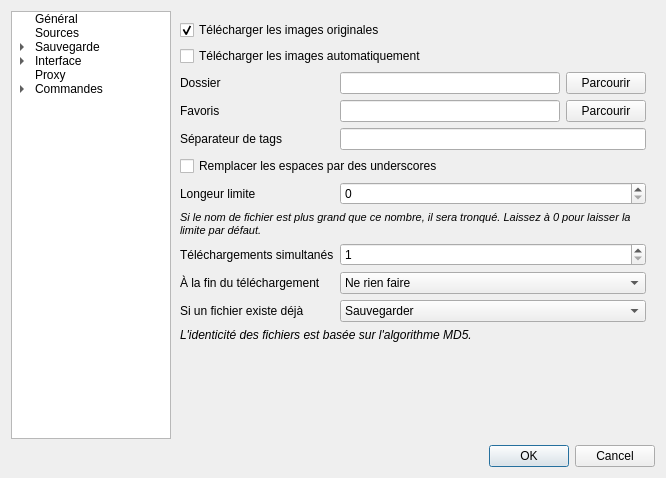
This is ui/optionswindow.ui in XanderMld/imgbrd-grabber as Qt 5 draws it before an edit. The edited form follows.
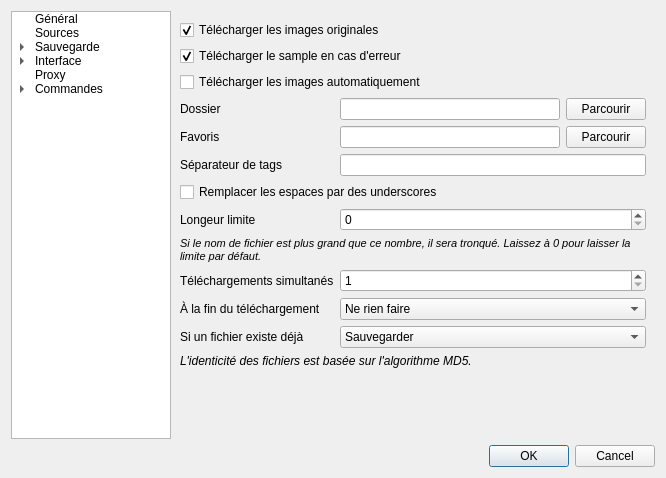
This is the edited form. The open tabs and pages were chosen to show the change. Icons and pictures are not drawn.

Commit message: Add webm support. Fix extensions on sankaku. Add "sample fallback" setting. Fix a crash in batch download.

```diff
--- a/ui/optionswindow.ui
+++ b/ui/optionswindow.ui
@@ -595,21 +595,21 @@
            </property>
           </widget>
          </item>
-         <item row="1" column="0" colspan="2">
+         <item row="2" column="0" colspan="2">
           <widget class="QCheckBox" name="checkAutodownload">
            <property name="text">
             <string>Télécharger les images automatiquement</string>
            </property>
           </widget>
          </item>
-         <item row="2" column="0">
+         <item row="3" column="0">
           <widget class="QLabel" name="label_7">
            <property name="text">
             <string>Dossier</string>
            </property>
           </widget>
          </item>
-         <item row="2" column="1">
+         <item row="3" column="1">
           <layout class="QHBoxLayout" name="horizontalLayout_2" stretch="1,0">
            <item>
             <widget class="QLineEdit" name="lineFolder"/>
@@ -623,14 +623,14 @@
            </item>
           </layout>
          </item>
-         <item row="3" column="0">
+         <item row="4" column="0">
           <widget class="QLabel" name="label_62">
            <property name="text">
             <string>Favoris</string>
            </property>
           </widget>
          </item>
-         <item row="3" column="1">
+         <item row="4" column="1">
           <layout class="QHBoxLayout" name="horizontalLayout_13">
            <item>
             <widget class="QLineEdit" name="lineFolderFavorites"/>
@@ -644,42 +644,42 @@
            </item>
           </layout>
          </item>
-         <item row="4" column="0">
+         <item row="5" column="0">
           <widget class="QLabel" name="label_14">
            <property name="text">
             <string>Séparateur de tags</string>
            </property>
           </widget>
          </item>
-         <item row="4" column="1">
+         <item row="5" column="1">
           <widget class="QLineEdit" name="lineSeparator">
            <property name="text">
             <string/>
            </property>
           </widget>
          </item>
-         <item row="5" column="0" colspan="2">
+         <item row="6" column="0" colspan="2">
           <widget class="QCheckBox" name="checkReplaceBlanks">
            <property name="text">
             <string>Remplacer les espaces par des underscores</string>
            </property>
           </widget>
          </item>
-         <item row="6" column="0">
+         <item row="7" column="0">
           <widget class="QLabel" name="label_54">
            <property name="text">
             <string>Longeur limite</string>
            </property>
           </widget>
          </item>
-         <item row="6" column="1">
+         <item row="7" column="1">
           <widget class="QSpinBox" name="spinLimit">
            <property name="maximum">
             <number>260</number>
            </property>
           </widget>
          </item>
-         <item row="7" column="0" colspan="2">
+         <item row="8" column="0" colspan="2">
           <widget class="QLabel" name="label_55">
            <property name="text">
             <string>&lt;!DOCTYPE HTML PUBLIC &quot;-//W3C//DTD HTML 4.0//EN&quot; &quot;http://www.w3.org/TR/REC-html40/strict.dtd&quot;&gt;
@@ -693,14 +693,14 @@
            </property>
           </widget>
          </item>
-         <item row="8" column="0">
+         <item row="9" column="0">
           <widget class="QLabel" name="label_29">
            <property name="text">
             <string>Téléchargements simultanés</string>
            </property>
           </widget>
          </item>
-         <item row="8" column="1">
+         <item row="9" column="1">
           <widget class="QSpinBox" name="spinSimultaneous">
            <property name="minimum">
             <number>1</number>
@@ -711,20 +711,49 @@
           </widget>
          </item>
          <item row="10" column="0">
+          <widget class="QLabel" name="label_83">
+           <property name="text">
+            <string>À la fin du téléchargement</string>
+           </property>
+          </widget>
+         </item>
+         <item row="10" column="1">
+          <widget class="QComboBox" name="comboBatchEnd">
+           <item>
+            <property name="text">
+             <string>Ne rien faire</string>
+            </property>
+           </item>
+           <item>
+            <property name="text">
+             <string>Fermer la fenêtre</string>
+            </property>
+           </item>
+           <item>
+            <property name="text">
+             <string>Ouvrir le lecteur CD</string>
+            </property>
+           </item>
+           <item>
+            <property name="text">
+             <string>Jouer un son</string>
+            </property>
+           </item>
+           <item>
+            <property name="text">
+             <string>Éteindre</string>
+            </property>
+           </item>
+          </widget>
+         </item>
+         <item row="11" column="0">
           <widget class="QLabel" name="label_19">
            <property name="text">
             <string>Si un fichier existe déjà</string>
            </property>
           </widget>
          </item>
-         <item row="11" column="0" colspan="2">
-          <widget class="QLabel" name="label_21">
-           <property name="text">
-            <string>&lt;i&gt;L'identicité des fichiers est basée sur l'algorithme MD5.&lt;/i&gt;</string>
-           </property>
-          </widget>
-         </item>
-         <item row="10" column="1">
+         <item row="11" column="1">
           <widget class="QComboBox" name="comboMd5Duplicates">
            <property name="currentIndex">
             <number>0</number>
@@ -751,40 +780,21 @@
            </item>
           </widget>
          </item>
-         <item row="9" column="0">
-          <widget class="QLabel" name="label_83">
+         <item row="12" column="0" colspan="2">
+          <widget class="QLabel" name="label_21">
            <property name="text">
-            <string>À la fin du téléchargement</string>
+            <string>&lt;i&gt;L'identicité des fichiers est basée sur l'algorithme MD5.&lt;/i&gt;</string>
            </property>
           </widget>
          </item>
-         <item row="9" column="1">
-          <widget class="QComboBox" name="comboBatchEnd">
-           <item>
-            <property name="text">
-             <string>Ne rien faire</string>
-            </property>
-           </item>
-           <item>
-            <property name="text">
-             <string>Fermer la fenêtre</string>
-            </property>
-           </item>
-           <item>
-            <property name="text">
-             <string>Ouvrir le lecteur CD</string>
-            </property>
-           </item>
-           <item>
-            <property name="text">
-             <string>Jouer un son</string>
-            </property>
-           </item>
-           <item>
-            <property name="text">
-             <string>Éteindre</string>
-            </property>
-           </item>
+         <item row="1" column="0" colspan="2">
+          <widget class="QCheckBox" name="checkSampleFallback">
+           <property name="text">
+            <string>Télécharger le sample en cas d'erreur</string>
+           </property>
+           <property name="checked">
+            <bool>true</bool>
+           </property>
           </widget>
          </item>
         </layout>
```
Left out of the diff: 2 changed lines with no effect on the pictures. The commit also changes 8 other files.
